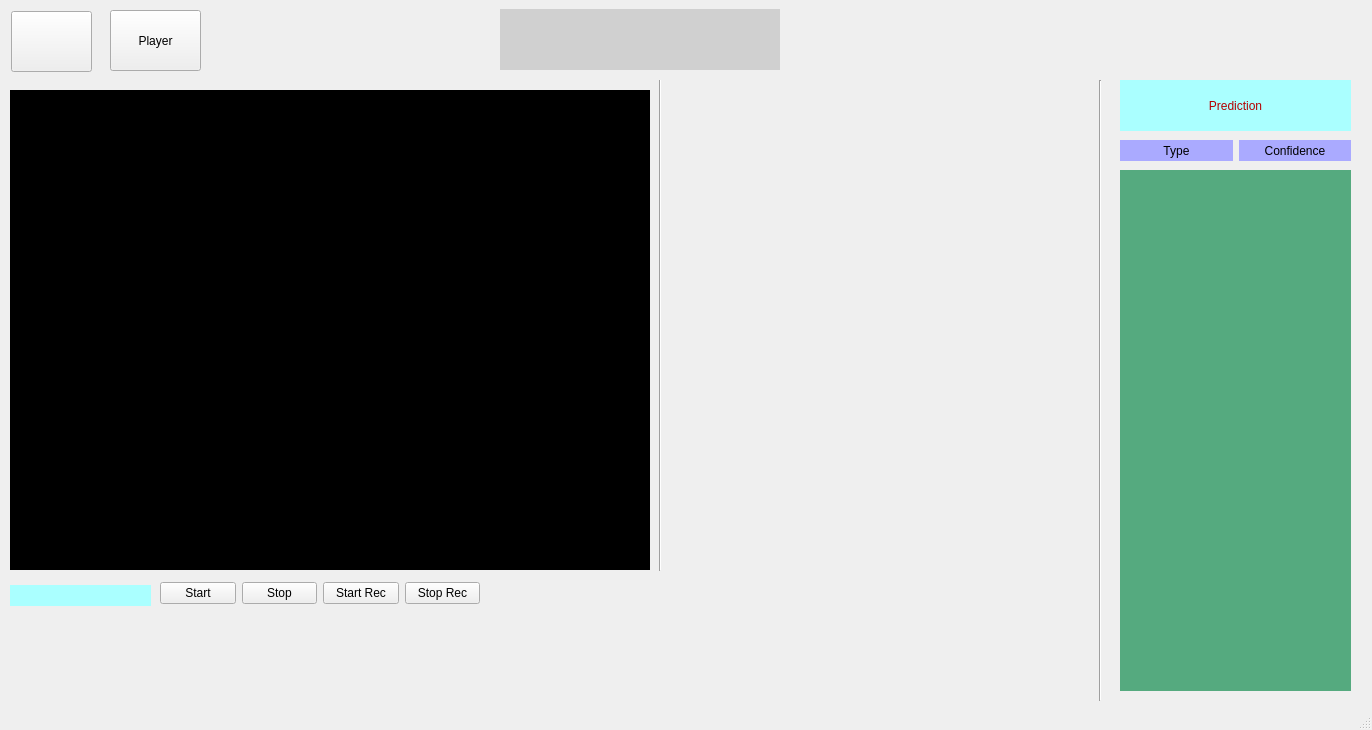
Qt form ui/UiUserPage.ui (sanket1211996/HawkEye) before a commit.
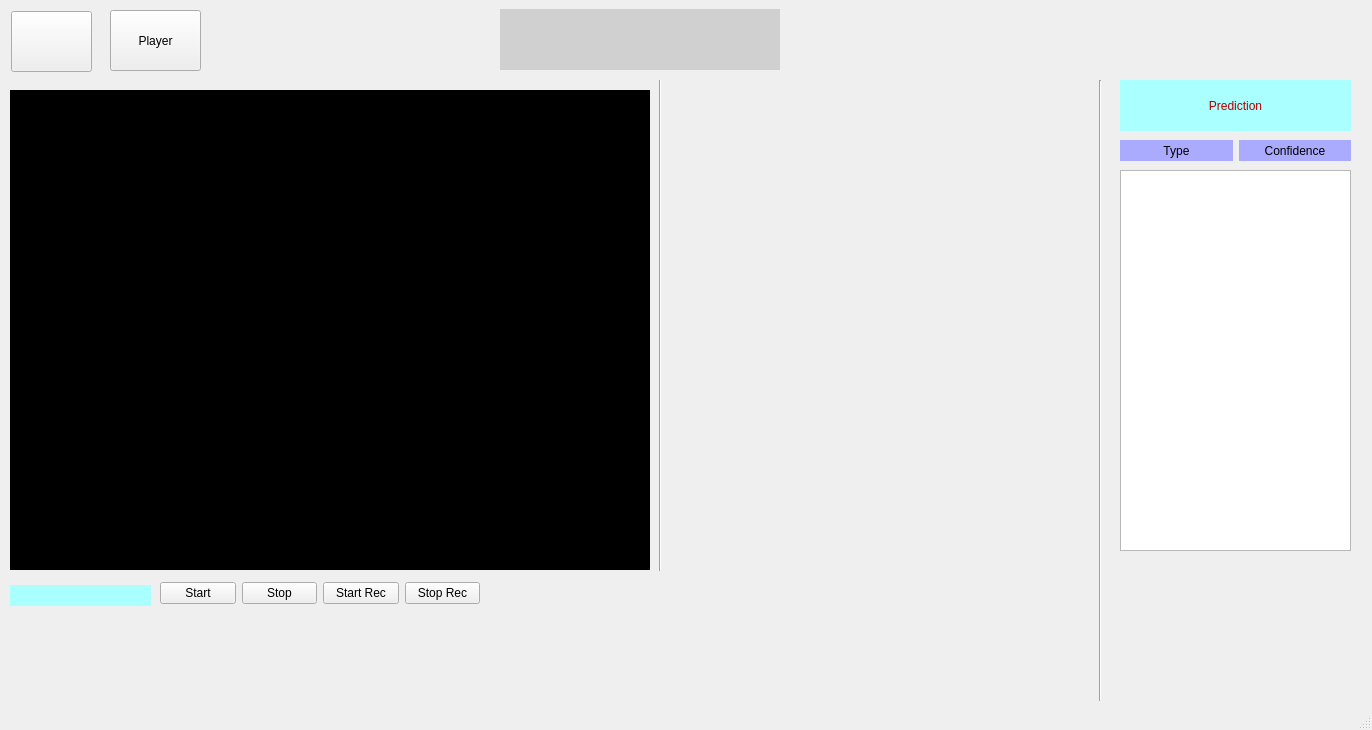
The same form after that commit. Icons and pictures are not drawn.

Diff of the .ui file:
```diff
--- a/ui/UiUserPage.ui
+++ b/ui/UiUserPage.ui
@@ -109,31 +109,6 @@
        <set>Qt::AlignCenter</set>
       </property>
      </widget>
-     <widget class="QLabel" name="label_optext">
-      <property name="geometry">
-       <rect>
-        <x>1120</x>
-        <y>90</y>
-        <width>231</width>
-        <height>521</height>
-       </rect>
-      </property>
-      <property name="styleSheet">
-       <string notr="true">background-color: rgb(85, 170, 127);
-font: 75 24pt &quot;MS Shell Dlg 2&quot;;
-color: rgb(255, 0, 0);
-</string>
-      </property>
-      <property name="text">
-       <string/>
-      </property>
-      <property name="alignment">
-       <set>Qt::AlignCenter</set>
-      </property>
-      <property name="margin">
-       <number>0</number>
-      </property>
-     </widget>
      <widget class="QWidget" name="layoutWidget">
       <property name="geometry">
        <rect>
@@ -190,6 +165,19 @@
        <string/>
       </property>
      </widget>
+     <widget class="QListWidget" name="listWidgetResults">
+      <property name="geometry">
+       <rect>
+        <x>1120</x>
+        <y>90</y>
+        <width>231</width>
+        <height>381</height>
+       </rect>
+      </property>
+      <property name="styleSheet">
+       <string notr="true">font: 75 14pt &quot;MS Shell Dlg 2&quot;;</string>
+      </property>
+     </widget>
      <widget class="QWidget" name="">
       <property name="geometry">
        <rect>
```
Left out of the diff: 2 changed lines with no effect on the pictures.
